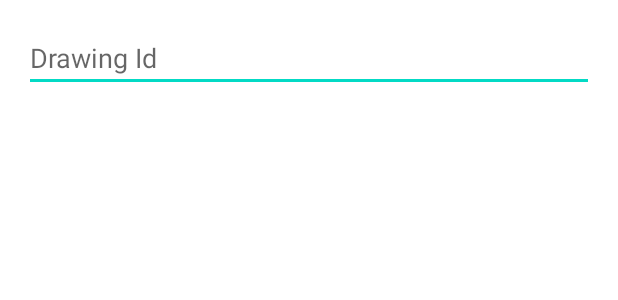
After one commit to DevEdozie/SketchCrew, an Android app: the layout share_dialog.xml on its own in the app's theme, with its tools: preview values and no code run, on a phone screen of 412 x 824 dp. The commit adds this screen. Shown: the top 300 px of the screen. Run offline under Robolectric (Android 15) with nearby library versions, the phone set to English and light mode, and no system bars.

Commit message:
chore: Updated Real-time collab feature to share drawings based on id

```diff
--- /dev/null
+++ b/app/src/main/res/layout/share_dialog.xml
@@ -0,0 +1,14 @@
+<?xml version="1.0" encoding="utf-8"?>
+<LinearLayout xmlns:android="http://schemas.android.com/apk/res/android"
+    android:layout_width="match_parent"
+    android:layout_height="wrap_content"
+    android:orientation="vertical"
+    android:padding="16dp">
+
+    <EditText
+        android:id="@+id/drawingId"
+        android:layout_width="match_parent"
+        android:layout_height="wrap_content"
+        android:hint="Drawing Id" />
+
+</LinearLayout>
```
Also changed, not shown: app/src/main/java/com/example/sketchcrew/ui/screens/CanvasView.kt (+79 -10 lines), app/src/main/java/com/example/sketchcrew/ui/screens/DrawnCanvasFragment.kt (+75 -7 lines).
